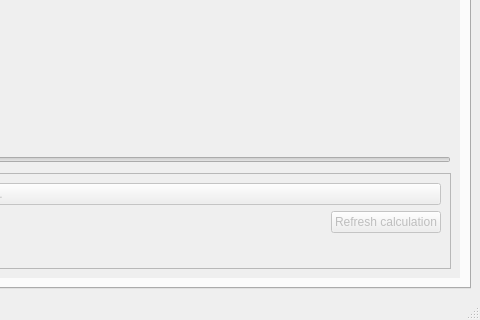
Above: src/ui/main_application.ui from ornlneutronimaging/pyMBIR_UI before the change; both pictures show x 716 to 1196 and y 546 to 866 of the 1196 by 866 pixel window. Below: the same form after it.
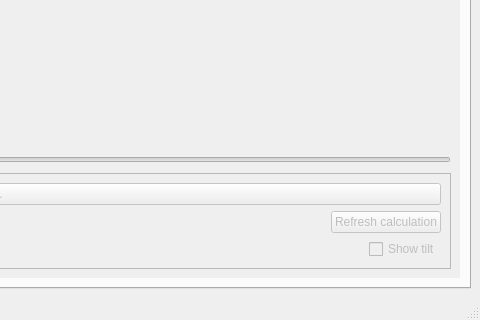
That is the form after the change. The open tabs and pages were chosen to show the change. Icons and pictures are not drawn.

Commit message: tilt marker. this refs #5

The edit to the form file:
```diff
--- a/src/ui/main_application.ui
+++ b/src/ui/main_application.ui
@@ -700,6 +700,13 @@
                    </property>
                   </spacer>
                  </item>
+                 <item>
+                  <widget class="QCheckBox" name="show_tilt_checkBox">
+                   <property name="text">
+                    <string>Show tilt</string>
+                   </property>
+                  </widget>
+                 </item>
                 </layout>
                </item>
               </layout>
```
Left out of the diff: 27 changed lines with no effect on the pictures. The commit also changes 2 other files.
